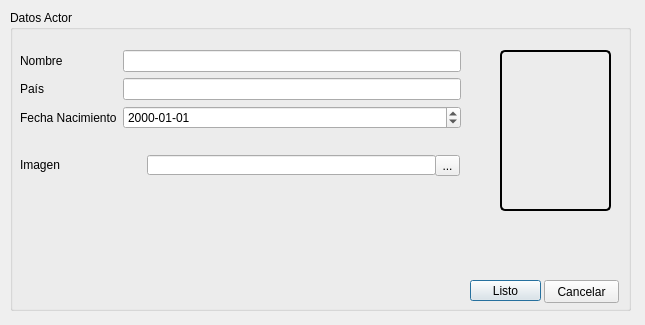
First picture: the form in Programa/ui_files/NuevoActorDialog.ui, repository fr4j4/TrabajoTallerConstruccionSw, before the edit.
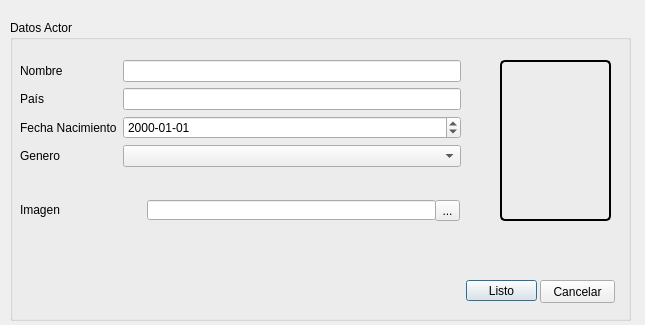
Second picture: the form after the edit.

What changed in the file:
```diff
--- a/Programa/ui_files/NuevoActorDialog.ui
+++ b/Programa/ui_files/NuevoActorDialog.ui
@@ -17,7 +17,7 @@
    <property name="geometry">
     <rect>
      <x>10</x>
-     <y>10</y>
+     <y>20</y>
      <width>621</width>
      <height>301</height>
     </rect>
@@ -31,7 +31,7 @@
       <x>10</x>
       <y>40</y>
       <width>441</width>
-      <height>95</height>
+      <height>131</height>
      </rect>
     </property>
     <layout class="QFormLayout" name="formLayout">
@@ -72,13 +72,23 @@
        </property>
       </widget>
      </item>
+     <item row="3" column="0">
+      <widget class="QLabel" name="label_5">
+       <property name="text">
+        <string>Genero</string>
+       </property>
+      </widget>
+     </item>
+     <item row="3" column="1">
+      <widget class="QComboBox" name="LGenero"/>
+     </item>
     </layout>
    </widget>
    <widget class="QLabel" name="label_4">
     <property name="geometry">
      <rect>
       <x>10</x>
-      <y>145</y>
+      <y>180</y>
       <width>51</width>
       <height>20</height>
      </rect>
@@ -91,7 +101,7 @@
     <property name="geometry">
      <rect>
       <x>137</x>
-      <y>145</y>
+      <y>180</y>
       <width>289</width>
       <height>20</height>
      </rect>
@@ -101,7 +111,7 @@
     <property name="geometry">
      <rect>
       <x>425</x>
-      <y>145</y>
+      <y>180</y>
       <width>25</width>
       <height>21</height>
      </rect>
@@ -113,8 +123,8 @@
    <widget class="QPushButton" name="BListo">
     <property name="geometry">
      <rect>
-      <x>460</x>
-      <y>270</y>
+      <x>456</x>
+      <y>260</y>
       <width>71</width>
       <height>21</height>
      </rect>
@@ -126,8 +136,8 @@
    <widget class="QPushButton" name="BCancelar">
     <property name="geometry">
      <rect>
-      <x>534</x>
-      <y>270</y>
+      <x>530</x>
+      <y>260</y>
       <width>75</width>
       <height>23</height>
      </rect>
```
